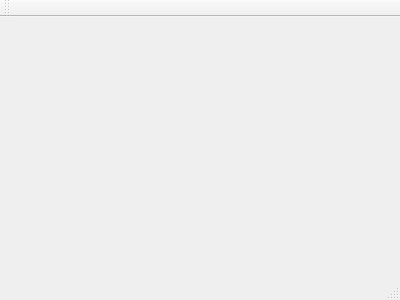
First picture: the form in MainWindow.ui, repository ChenMingHe/bclient, before the edit.
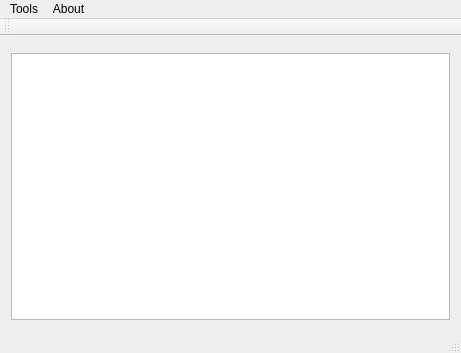
Second picture: the form after the edit. Custom widgets are drawn as their Qt base class.

What changed in the file:
```diff
--- a/MainWindow.ui
+++ b/MainWindow.ui
@@ -6,23 +6,48 @@
    <rect>
     <x>0</x>
     <y>0</y>
-    <width>400</width>
-    <height>300</height>
+    <width>461</width>
+    <height>353</height>
    </rect>
   </property>
   <property name="windowTitle">
    <string>MainWindow</string>
   </property>
-  <widget class="QWidget" name="centralWidget"/>
+  <widget class="QWidget" name="centralWidget">
+   <layout class="QVBoxLayout" name="verticalLayout">
+    <item>
+     <widget class="MessageStatistics" name="widget" native="true"/>
+    </item>
+    <item>
+     <widget class="QTextBrowser" name="textBrowser"/>
+    </item>
+   </layout>
+  </widget>
   <widget class="QMenuBar" name="menuBar">
    <property name="geometry">
     <rect>
      <x>0</x>
      <y>0</y>
-     <width>400</width>
+     <width>461</width>
      <height>23</height>
     </rect>
    </property>
+   <widget class="QMenu" name="menuConfig">
+    <property name="title">
+     <string>Tools</string>
+    </property>
+    <addaction name="actionSetting"/>
+   </widget>
+   <widget class="QMenu" name="menuAbout">
+    <property name="title">
+     <string>About</string>
+    </property>
+    <addaction name="actionAbout_us"/>
+    <addaction name="separator"/>
+    <addaction name="actionAbout_us_2"/>
+   </widget>
+   <addaction name="menuConfig"/>
+   <addaction name="menuAbout"/>
   </widget>
   <widget class="QToolBar" name="mainToolBar">
    <attribute name="toolBarArea">
@@ -35,6 +60,14 @@
   <widget class="QStatusBar" name="statusBar"/>
  </widget>
  <layoutdefault spacing="6" margin="11"/>
+ <customwidgets>
+  <customwidget>
+   <class>MessageStatistics</class>
+   <extends>QWidget</extends>
+   <header location="global">messagestatistics.h</header>
+   <container>1</container>
+  </customwidget>
+ </customwidgets>
  <resources/>
  <connections/>
 </ui>
```
Left out of the diff: 15 changed lines with no effect on the pictures.
